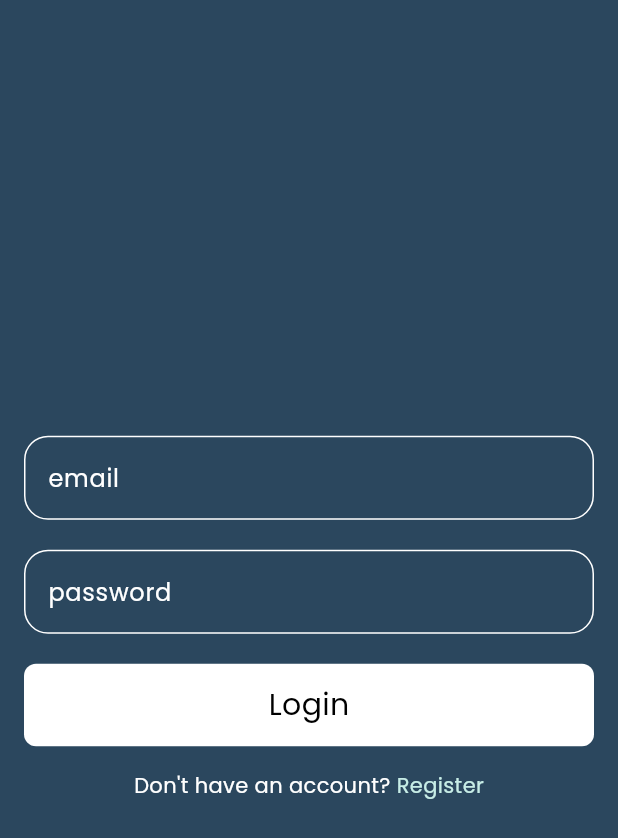
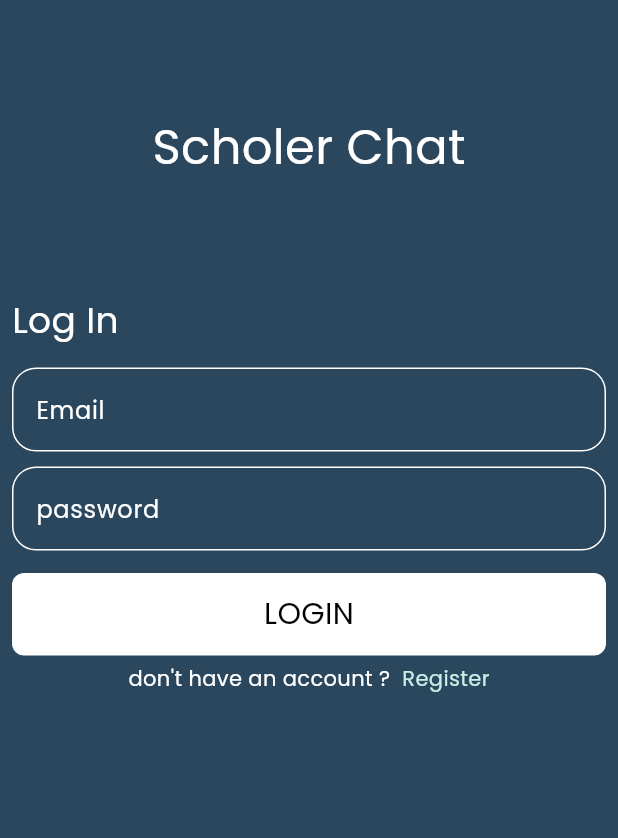
Before and after one commit to EslamElzaky/EXCP_Training, a Flutter app: the LoginPage screen opened by its route, on a phone screen of 412 x 824 dp. Shown: the top 838 px of the screen. Run offline on Flutter 3.47's test engine with Material 3 defaults, Android fonts, the phone set to English and light mode, and no system bars; drawn by our look-alikes of modal_progress_hud_nsn; our stand-ins replace cloud_firestore, firebase_auth, firebase_core; accounts and stored records are empty.

Commit message:
finish login page

```diff
--- a/lib/views/login_page.dart
+++ b/lib/views/login_page.dart
@@ -1,68 +1,157 @@
 import 'package:excp_training/constant.dart';
 import 'package:excp_training/helper/custom_button.dart';
+import 'package:excp_training/helper/custom_snack_bar.dart';
 import 'package:excp_training/helper/custom_text_field.dart';
 import 'package:excp_training/views/home_view.dart';
-import 'package:excp_training/views/regester_page.dart';
+import 'package:firebase_auth/firebase_auth.dart';
 import 'package:flutter/material.dart';
+import 'package:modal_progress_hud_nsn/modal_progress_hud_nsn.dart';
 
-class LoginPage extends StatelessWidget {
+class LoginPage extends StatefulWidget {
   const LoginPage({super.key});
   static String id = 'login_page';
   @override
+  State<LoginPage> createState() => _LoginPageState();
+}
+
+class _LoginPageState extends State<LoginPage> {
+  bool isLoading = false;
+
+  GlobalKey<FormState> formkey = GlobalKey();
+  String? email, password;
+  @override
   Widget build(BuildContext context) {
-    return Scaffold(
+    return ModalProgressHUD(
+      inAsyncCall: isLoading,
+      child: Scaffold(
         backgroundColor: kPrimarycolor,
-      body: Center(
-        child: Padding(
-          padding: const EdgeInsets.symmetric(horizontal: 16),
-          child: Column(
+        body: Padding(
+          padding: const EdgeInsets.symmetric(horizontal: 8),
+          child: Form(
+            key: formkey,
+            child: ListView(
+              children: [
+                SizedBox(
+                  height: 75,
+                ),
+                // Image.asset(
+                //   'assets/images/scholar.png',
+                //   height: 100,
+                // ),
+                Row(
                   mainAxisAlignment: MainAxisAlignment.center,
                   children: [
-              CostumFormTextField(
-                hintText: 'email',
-                obscureText: false,
+                    Text(
+                      'Scholer Chat',
+                      style: TextStyle(
+                        fontFamily: 'Poppins',
+                        fontSize: 32,
+                        color: Colors.white,
+                      ),
+                    ),
+                  ],
                 ),
                 SizedBox(
-                height: 20,
+                  height: 75,
+                ),
+                Row(
+                  children: [
+                    Text(
+                      'Log In',
+                      style: TextStyle(fontSize: 24, color: Colors.white),
+                    ),
+                  ],
+                ),
+                const SizedBox(
+                  height: 15,
                 ),
                 CostumFormTextField(
+                  onChanged: (data) {
+                    email = data;
+                  },
+                  hintText: 'Email',
+                ),
+                const SizedBox(
+                  height: 10,
+                ),
+                CostumFormTextField(
+                  obscureText: true,
+                  onChanged: (data) {
+                    password = data;
+                  },
                   hintText: 'password',
-                obscureText: true,
                 ),
-              SizedBox(
-                height: 20,
+                const SizedBox(
+                  height: 15,
                 ),
                 CustomButton(
                   size: double.infinity,
-                text: 'Login',
-                onTap: () {
-                  Navigator.pushNamed(context, 'BottomNavigation');
-                  // naHandle login action
+                  onTap: () async {
+                    if (formkey.currentState!.validate()) {
+                      isLoading = true;
+                      setState(() {});
+                      try {
+                        await logInUsers();
+                        if (!context.mounted) return;
+
+                        showSnackBar(context, '✅ Login successful');
+                        Navigator.pushNamed(context, HomeView.id,
+                            arguments: email);
+                      } on FirebaseAuthException catch (e) {
+                        if (e.code == 'user-not-found') {
+                          showSnackBar(
+                              context, '❌ No user found with this email.');
+                        } else if (e.code == 'wrong-password') {
+                          showSnackBar(context, '🔐 Incorrect password.');
+                        } else if (e.code == 'invalid-email') {
+                          showSnackBar(
+                              context, '📧 The email address is invalid.');
+                        } else if (e.code == 'too-many-requests') {
+                          showSnackBar(context,
+                              '🚫 Too many failed attempts. Try again later.');
+                        } else {
+                          showSnackBar(
+                              context, '⚠️ An error occurred: ${e.message}');
+                        }
+                      }
+
+                      isLoading = false;
+                      setState(() {});
+                    }
                   },
+                  text: 'LOGIN',
                 ),
-              Padding(
-                padding: const EdgeInsets.only(top: 16.0),
-                child: Row(
+                const SizedBox(
+                  height: 5,
+                ),
+                Row(
                   mainAxisAlignment: MainAxisAlignment.center,
                   children: [
-                    Text('Don\'t have an account?',
-                        style: TextStyle(color: Colors.white)),
+                    Text(
+                      'don\'t have an account ?',
+                      style: TextStyle(color: Colors.white),
+                    ),
                     GestureDetector(
                       onTap: () {
-                        Navigator.pushNamed(context, RegesterPage.id);
+                        Navigator.pushNamed(context, 'regesterpage');
                       },
                       child: Text(
-                        ' Register',
+                        '  Register',
                         style: TextStyle(color: Color(0xffC7EDE6)),
                       ),
                     )
                   ],
                 ),
-              )
               ],
+            ),
           ),
         ),
       ),
     );
   }
+
+  Future<void> logInUsers() async {
+    UserCredential user = await FirebaseAuth.instance
+        .signInWithEmailAndPassword(email: email!, password: password!);
   }
+}
```
Lines whose indentation alone changed are shown as unchanged.
